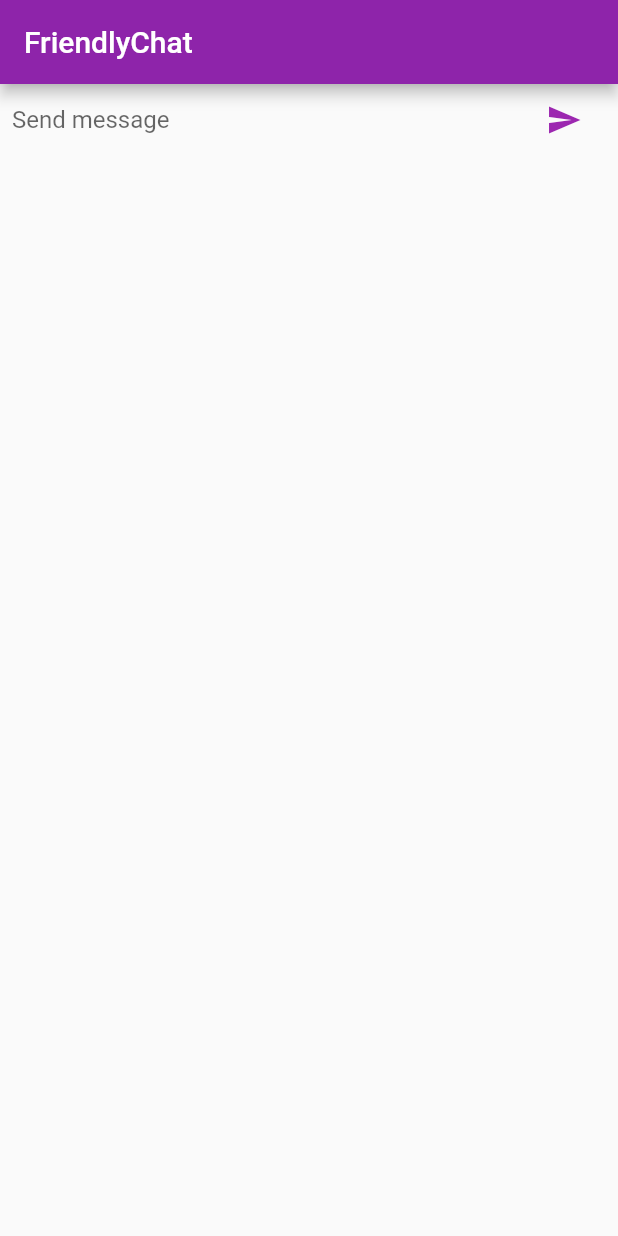
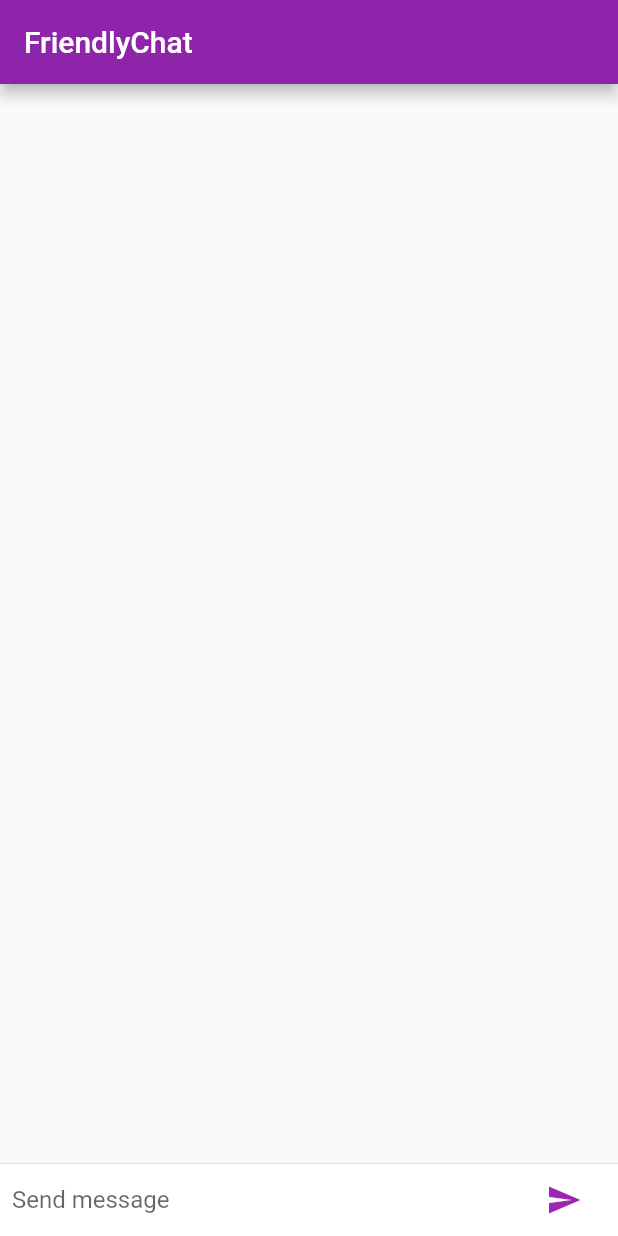
Before and after one commit to amitmaurya7374/flutter-app-ui, a Flutter app: the screen it shows after launch, on a phone screen of 412 x 824 dp. Run offline on Flutter 3.47's test engine with Material 2 defaults, Android fonts, the phone set to English and light mode, and no system bars.

Commit message:
third commit

```diff
--- a/lib/screens/mainpage.dart
+++ b/lib/screens/mainpage.dart
@@ -1,3 +1,4 @@
+import 'package:beautiful_ui/main.dart';
 import 'package:flutter/material.dart';
 
 class ChatScreen extends StatefulWidget {
@@ -6,15 +7,24 @@ class ChatScreen extends StatefulWidget {
 }
 
 class _ChatScreenState extends State<ChatScreen> {
+  final List<ChatMessage> _message = [];
   //reading the contents of the input field and
   //for clearing the field after the chat message is sent.
 
   final _textController = TextEditingController();
+  final FocusNode _focusNode = FocusNode();
 
   ///this method clear the textfield  when enter is pressed
   void _handleSubmitted(String text) {
     print(text);
     _textController.clear();
+    ChatMessage message = ChatMessage(
+      text: text,
+    );
+    setState(() {
+      _message.insert(0, message);
+    });
+    _focusNode.requestFocus();
   }
 
   @override
@@ -24,7 +34,24 @@ class _ChatScreenState extends State<ChatScreen> {
         backgroundColor: Colors.purple[600],
         title: Text('FriendlyChat'),
       ),
-      body: _buildTextComposer(),
+      body: Column(
+        children: <Widget>[
+          Flexible(
+            child: ListView.builder(
+              padding: EdgeInsets.all(8.0),
+              reverse: true,
+              itemBuilder: (_, int index) => _message[index],
+              itemCount: _message.length,
+            ),
+          ),
+          Divider(height: 1.0),
+          Container(
+            // NEW
+            decoration: BoxDecoration(color: Theme.of(context).cardColor),
+            child: _buildTextComposer(),
+          ),
+        ],
+      ),
     );
   }
 
@@ -40,6 +67,7 @@ class _ChatScreenState extends State<ChatScreen> {
               controller: _textController,
               onSubmitted: _handleSubmitted,
               decoration: InputDecoration.collapsed(hintText: 'Send message'),
+              focusNode: _focusNode,
             ),
           ),
           IconTheme(
```
